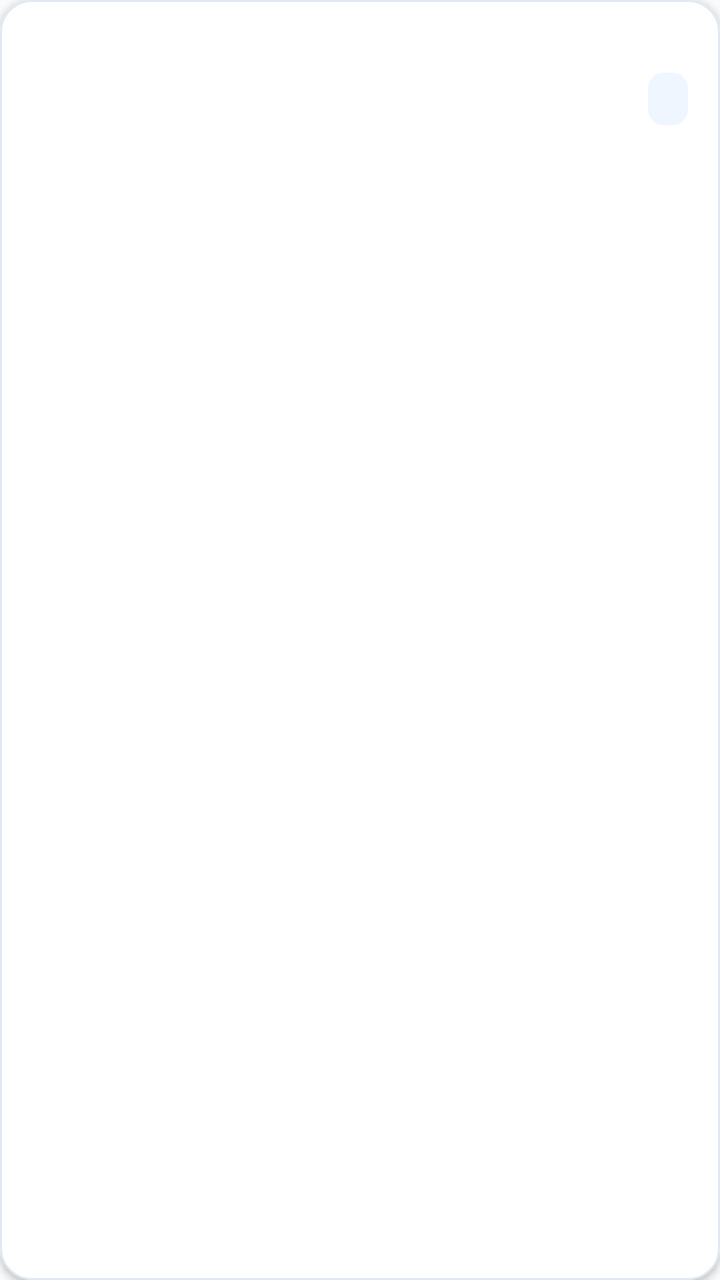
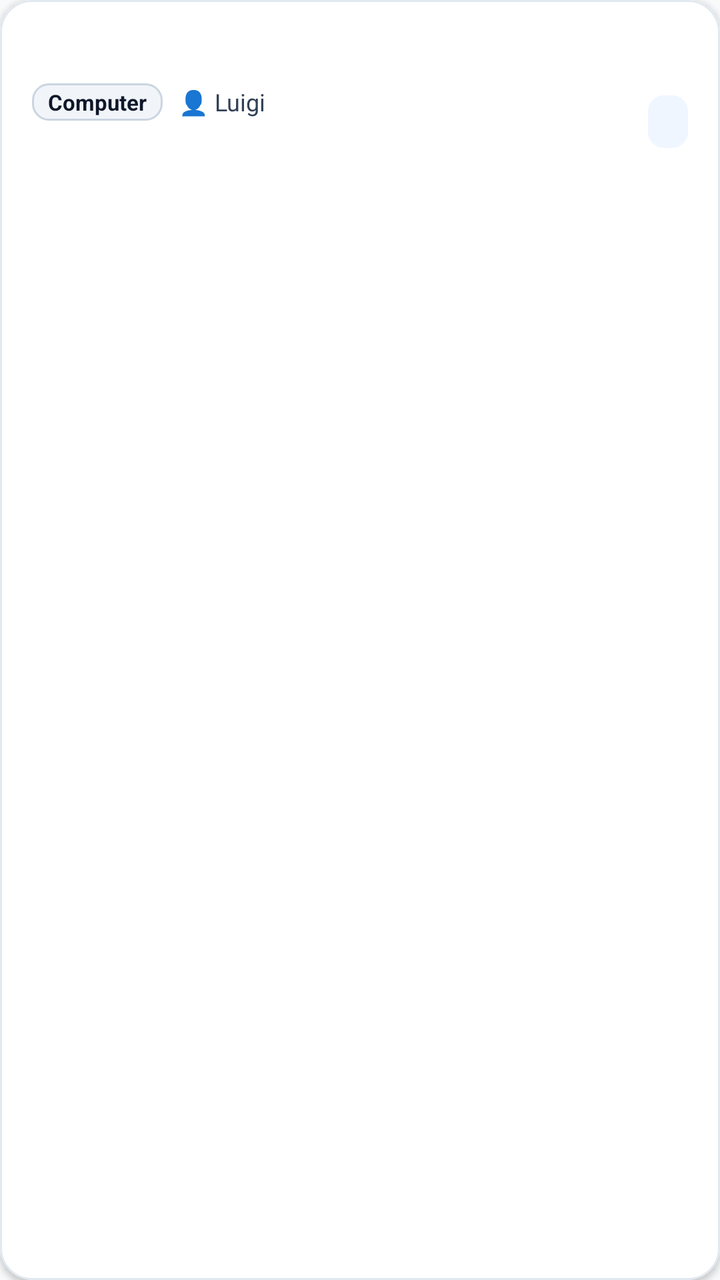

An Android layout rendered at two revisions. The XML below is the earlier revision; the diff shows what the commit changed to produce the second picture.
<!-- AndroidManifest.xml: application theme Theme.TechInterventionApp -->
<!-- res/layout/item_appointment.xml -->
<?xml version="1.0" encoding="utf-8"?>
<com.google.android.material.card.MaterialCardView
    xmlns:android="http://schemas.android.com/apk/res/android"
    xmlns:app="http://schemas.android.com/apk/res-auto"
    android:layout_width="match_parent"
    android:layout_height="wrap_content"
    android:layout_marginHorizontal="12dp"
    android:layout_marginVertical="6dp"
    app:cardCornerRadius="16dp"
    app:cardElevation="2dp"
    app:strokeColor="@color/border_subtle"
    app:strokeWidth="1dp">

    <androidx.constraintlayout.widget.ConstraintLayout
        android:layout_width="match_parent"
        android:layout_height="wrap_content"
        android:background="@color/surface"
        android:padding="16dp">

        <TextView
            android:id="@+id/tv_client_name"
            android:layout_width="0dp"
            android:layout_height="wrap_content"
            android:textSize="16sp"
            android:textStyle="bold"
            android:textColor="@color/text_primary"
            app:layout_constraintTop_toTopOf="parent"
            app:layout_constraintStart_toStartOf="parent"
            app:layout_constraintEnd_toStartOf="@id/tv_status" />

        <TextView
            android:id="@+id/tv_date"
            android:layout_width="0dp"
            android:layout_height="wrap_content"
            android:textSize="13sp"
            android:textStyle="bold"
            android:textColor="@color/primary"
            android:layout_marginTop="4dp"
            app:layout_constraintTop_toBottomOf="@id/tv_client_name"
            app:layout_constraintStart_toStartOf="parent"
            app:layout_constraintEnd_toStartOf="@id/tv_status" />

        <TextView
            android:id="@+id/tv_description"
            android:layout_width="0dp"
            android:layout_height="wrap_content"
            android:textSize="13sp"
            android:textColor="@color/text_secondary"
            android:layout_marginTop="6dp"
            android:maxLines="2"
            android:ellipsize="end"
            app:layout_constraintTop_toBottomOf="@id/tv_date"
            app:layout_constraintStart_toStartOf="parent"
            app:layout_constraintEnd_toStartOf="@id/tv_status"
            app:layout_constraintBottom_toBottomOf="parent" />

        <TextView
            android:id="@+id/tv_status"
            android:layout_width="wrap_content"
            android:layout_height="wrap_content"
            android:textSize="12sp"
            android:textStyle="bold"
            android:paddingHorizontal="10dp"
            android:paddingVertical="5dp"
            android:background="@drawable/badge_status_scheduled"
            android:textColor="@color/badge_scheduled_text"
            app:layout_constraintTop_toTopOf="parent"
            app:layout_constraintBottom_toBottomOf="parent"
            app:layout_constraintEnd_toEndOf="parent" />

    </androidx.constraintlayout.widget.ConstraintLayout>
</com.google.android.material.card.MaterialCardView>
<!-- resources referenced by this layout -->
<resources>
  <color name="badge_scheduled_text">#1D4ED8</color>
  <color name="border_subtle">#E2E8F0</color>
  <color name="primary">#1E40AF</color>
  <color name="surface">#FFFFFF</color>
  <color name="text_primary">#0F172A</color>
  <color name="text_secondary">#334155</color>
  <!-- drawable badge_status_scheduled (drawable) -->
  <?xml version="1.0" encoding="utf-8"?>
  <shape xmlns:android="http://schemas.android.com/apk/res/android"
      android:shape="rectangle">
      <corners android:radius="8dp" />
      <solid android:color="@color/badge_scheduled_bg" />
      <padding
          android:left="10dp"
          android:right="10dp"
          android:top="4dp"
          android:bottom="4dp" />
  </shape>
  <style name="Theme.TechInterventionApp" parent="Theme.MaterialComponents.Light.NoActionBar">
          
          <item name="colorPrimary">@color/primary</item>
          <item name="colorPrimaryVariant">@color/primary_variant</item>
          <item name="colorOnPrimary">@color/white</item>
          <item name="colorSecondary">@color/secondary</item>
          <item name="colorSecondaryVariant">@color/secondary_variant</item>
          <item name="colorOnSecondary">@color/white</item>
          <item name="colorError">@color/error</item>
  
          
          <item name="android:colorBackground">@color/background</item>
          <item name="colorSurface">@color/surface</item>
          <item name="colorOnSurface">@color/text_primary</item>
  
          
          <item name="android:textColor">@color/text_primary</item>
          <item name="android:textColorPrimary">@color/text_primary</item>
          <item name="android:textColorSecondary">@color/text_secondary</item>
          <item name="android:textColorHint">@color/text_muted</item>
  
          
          <item name="android:statusBarColor">@color/background</item>
          <item name="android:windowLightStatusBar">true</item>
          <item name="android:navigationBarColor">@color/surface</item>
          <item name="android:windowLightNavigationBar">true</item>
  
          
          <item name="textInputStyle">@style/Widget.App.TextInputLayout</item>
      </style>
  <color name="badge_scheduled_bg">#EFF6FF</color>
  <color name="primary_variant">#172554</color>
  <color name="white">#FFFFFF</color>
  <color name="secondary">#D97706</color>
  <color name="secondary_variant">#B45309</color>
  <color name="error">#DC2626</color>
  <color name="background">#F8FAFC</color>
  <color name="text_muted">#64748B</color>
  <style name="Widget.App.TextInputLayout" parent="Widget.MaterialComponents.TextInputLayout.OutlinedBox">
          <item name="boxStrokeColor">@color/primary</item>
          <item name="boxStrokeWidth">1.5dp</item>
          <item name="boxCornerRadiusTopStart">12dp</item>
          <item name="boxCornerRadiusTopEnd">12dp</item>
          <item name="boxCornerRadiusBottomStart">12dp</item>
          <item name="boxCornerRadiusBottomEnd">12dp</item>
          <item name="hintTextColor">@color/primary</item>
          <item name="android:textColorHint">@color/text_muted</item>
      </style>
</resources>

<!-- the commit's change to res/layout/item_appointment.xml (unified diff, before → after) -->
@@ -28,6 +28,39 @@
             app:layout_constraintStart_toStartOf="parent"
             app:layout_constraintEnd_toStartOf="@id/tv_status" />
 
+        <LinearLayout
+            android:id="@+id/layout_tags"
+            android:layout_width="0dp"
+            android:layout_height="wrap_content"
+            android:orientation="horizontal"
+            android:gravity="center_vertical"
+            android:layout_marginTop="4dp"
+            app:layout_constraintTop_toBottomOf="@id/tv_client_name"
+            app:layout_constraintStart_toStartOf="parent"
+            app:layout_constraintEnd_toStartOf="@id/tv_status">
+
+            <TextView
+                android:id="@+id/tv_department"
+                android:layout_width="wrap_content"
+                android:layout_height="wrap_content"
+                android:background="@drawable/bg_badge_department"
+                android:paddingHorizontal="8dp"
+                android:paddingVertical="2dp"
+                android:textSize="11sp"
+                android:textStyle="bold"
+                android:textColor="@color/text_primary"
+                android:text="Computer" />
+
+            <TextView
+                android:id="@+id/tv_assigned_to"
+                android:layout_width="wrap_content"
+                android:layout_height="wrap_content"
+                android:textSize="12sp"
+                android:textColor="@color/text_secondary"
+                android:layout_marginStart="8dp"
+                android:text="👤 Luigi" />
+        </LinearLayout>
+
         <TextView
             android:id="@+id/tv_date"
             android:layout_width="0dp"
@@ -36,7 +69,7 @@
             android:textStyle="bold"
             android:textColor="@color/primary"
             android:layout_marginTop="4dp"
-            app:layout_constraintTop_toBottomOf="@id/tv_client_name"
+            app:layout_constraintTop_toBottomOf="@id/layout_tags"
             app:layout_constraintStart_toStartOf="parent"
             app:layout_constraintEnd_toStartOf="@id/tv_status" />
 
<!-- resource entries referenced after the edit -->
@@ -17,6 +17,14 @@
           android:right="10dp"
           android:top="4dp"
           android:bottom="4dp" />
+  </shape>
+  <!-- drawable bg_badge_department (drawable) -->
+  <?xml version="1.0" encoding="utf-8"?>
+  <shape xmlns:android="http://schemas.android.com/apk/res/android"
+      android:shape="rectangle">
+      <solid android:color="#F1F5F9" />
+      <corners android:radius="8dp" />
+      <stroke android:width="1dp" android:color="#CBD5E1" />
   </shape>
   <style name="Theme.TechInterventionApp" parent="Theme.MaterialComponents.Light.NoActionBar">
           
